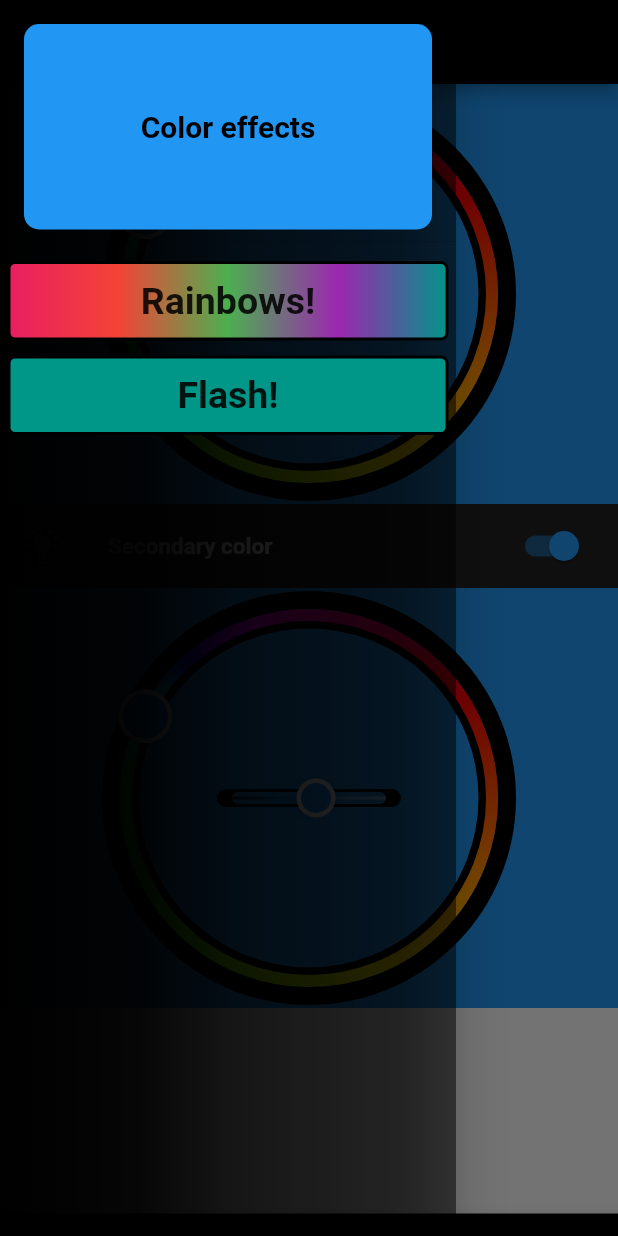
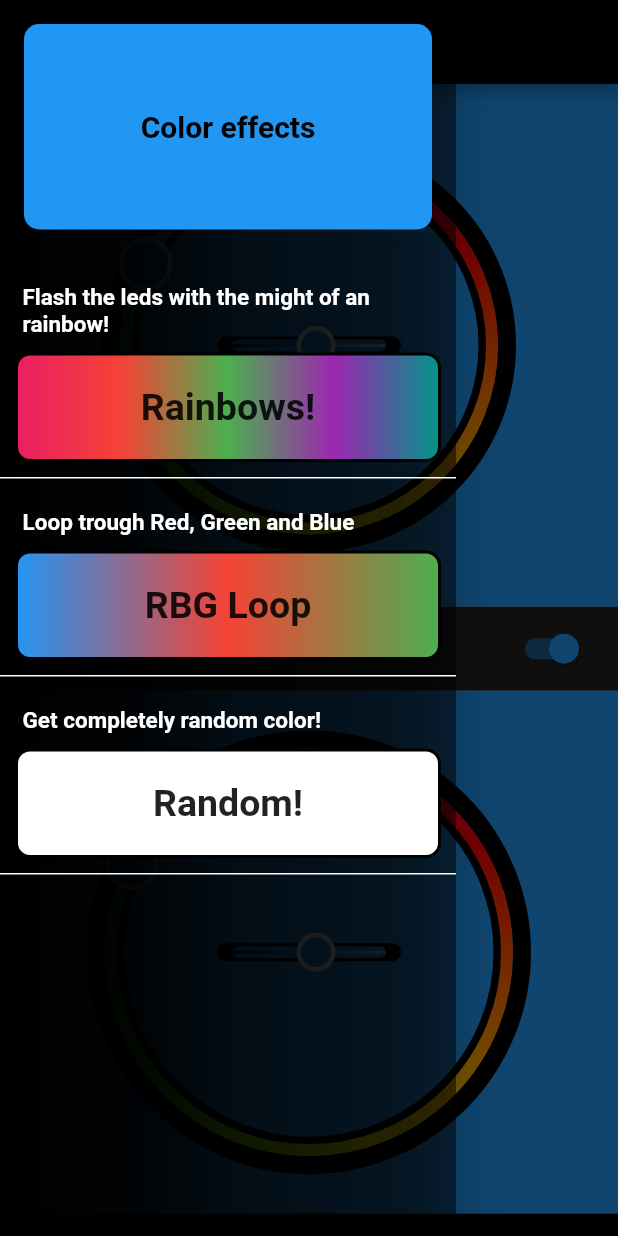
Before and after one commit to Oetoekkae/RGB-Led, a Flutter app: the screen it shows after launch, with the side drawer open, on a phone screen of 412 x 824 dp. Run offline on Flutter 3.47's test engine with Material 2 defaults, Android fonts, the light colour scheme and no system bars; our stand-ins replace connectivity, hex; missing offline and left inert: dart:ffi.

Commit message:
Final changes
UI polishing and led effects

```diff
--- a/Android-App/rgbled_wifi/lib/UI/flutter_circle_color_picker.dart
+++ b/Android-App/rgbled_wifi/lib/UI/flutter_circle_color_picker.dart
@@ -311,7 +311,7 @@ class _HuePickerState extends State<_HuePicker> with TickerProviderStateMixin {
               animation: _offset,
               builder: (context, child) {
                 return Positioned(
-                  left: _offset.value.dx ,
+                  left: _offset.value.dx,
                   top: _offset.value.dy,
                   child: child,
                 );
--- a/Android-App/rgbled_wifi/lib/UI/my_button.dart
+++ b/Android-App/rgbled_wifi/lib/UI/my_button.dart
@@ -2,11 +2,12 @@ import 'dart:ffi';
 
 import 'package:flutter/cupertino.dart';
 import 'package:flutter/material.dart';
+import 'package:flutter/foundation.dart';
 
 class MyButton extends StatelessWidget{
 
   final String _name;
-  final bool rainbow;
+  String color;
   final VoidCallback _onTap;
   final List<Color> _colors = [
     Colors.pink,
@@ -16,16 +17,16 @@ class MyButton extends StatelessWidget{
     Colors.teal
   ];
 
-  MyButton( this._name, this.rainbow, this._onTap);
+  MyButton( this._name, this._onTap, [this.color]);
 
   @override
   Widget build(BuildContext context) {
     return Container(
-      padding: const EdgeInsets.all(10),
-      margin: const EdgeInsets.all(5),
+      padding: const EdgeInsets.all(20),
+      margin: const EdgeInsets.all(10),
       decoration: BoxDecoration(
         gradient: LinearGradient(
-          colors: rainbow == true ? _colors:[Colors.teal, Colors.teal],
+          colors: getColor(this.color),
 
 
         ),
@@ -35,7 +36,7 @@ class MyButton extends StatelessWidget{
             width: 2,
             color: Colors.black
         ),
-        borderRadius: BorderRadius.all(Radius.circular(5)),
+        borderRadius: BorderRadius.all(Radius.circular(10)),
       ),
         child: new InkWell(
               onTap: () => _onTap(),
@@ -51,3 +52,28 @@ class MyButton extends StatelessWidget{
 
 
 }
+
+List<Color> getColor(String widgetId) {
+  switch (widgetId) {
+    case "rainbow":
+      return [
+        Colors.pink,
+        Colors.red,
+        Colors.green,
+        Colors.purple,
+        Colors.teal
+      ];
+    case "rgb":
+      return [
+        Colors.blue,
+        Colors.red,
+        Colors.green
+
+      ];
+    default:
+      return [
+        Colors.white,
+        Colors.white
+      ];
+  }
+}
--- a/Android-App/rgbled_wifi/lib/main.dart
+++ b/Android-App/rgbled_wifi/lib/main.dart
@@ -1,9 +1,6 @@
 import 'package:flutter/material.dart';
 import 'package:flutter/services.dart';
-import 'package:rgbled_wifi/pages/wifi_page.dart';
-import 'package:rgbled_wifi/pages/wifi_connect_page.dart';
 import 'package:rgbled_wifi/pages/main_pageV2.dart';
-import './pages/landing_page.dart';
 import 'package:connectivity/connectivity.dart';
 
 void main(){
--- a/Android-App/rgbled_wifi/lib/pages/main_pageV2.dart
+++ b/Android-App/rgbled_wifi/lib/pages/main_pageV2.dart
@@ -1,13 +1,15 @@
 import 'package:flutter/services.dart';
+import 'package:flutter/widgets.dart';
 import 'package:hex/hex.dart';
 import 'package:flutter/material.dart';
 import 'package:http/http.dart';
 import 'package:flutter/painting.dart';
-//import 'package:flutter_circle_color_picker/flutter_circle_color_picker.dart';
 import 'package:rgbled_wifi/UI/flutter_circle_color_picker.dart';
 import 'package:rgbled_wifi/UI/my_button.dart';
 import 'package:rgbled_wifi/UI/secondary_light_switch.dart';
 import 'package:rgbled_wifi/UI/customicons/bulb_icons_icons.dart';
+import 'package:flutter/foundation.dart';
+
 
 
 const String A = "0123456789abcdef";
@@ -63,8 +65,11 @@ class MainPageV2State extends State<MainPageV2> {
                       ),
                       child: Container(
                         decoration: BoxDecoration(
-                          color: Colors.blue,
-                          borderRadius: BorderRadius.all(Radius.circular(10))
+                          borderRadius: BorderRadius.all(Radius.circular(10)),
+                          gradient: LinearGradient(
+                            stops: _secondaryLed == true ? [0, 0.7] : [0],
+                            colors: _secondaryLed == true ? [_bgColor, _bgColorSec] : [_bgColor]
+                          )
                         ),
                         child: Center(
                           child: Text(
@@ -74,8 +79,88 @@ class MainPageV2State extends State<MainPageV2> {
                         ),
                       ),
                     ),
-                    MyButton("Rainbows!", true, () => _makeRequest(host, '/RAINBOW!')),
-                    MyButton("Flash!", false, () => print("BUTTONS!")),
+                    Container(
+                      padding: const EdgeInsets.only(top: 20),
+                      decoration: BoxDecoration(
+                          border: Border(
+                              bottom: BorderSide(
+                                  color: Colors.white,
+                                  width: 1
+                              )
+                          )
+                      ),
+                      child: Column(
+                        children: <Widget>[
+                          Container(
+                            padding: EdgeInsets.only(left: 15),
+                            child: Align(
+                              alignment: Alignment.centerLeft,
+                              widthFactor: 10,
+                              child: Text(
+                                "Flash the leds with the might of an rainbow!",
+                                style: TextStyle(fontSize: 15, fontWeight: FontWeight.bold, color: Colors.white),
+                              ),
+                            ),
+                          ),
+                          MyButton("Rainbows!",
+                                  () => _makeRequest(host, '/Rainbow'),  "rainbow"),
+                        ],
+                      ),
+                    ),
+                    Container(
+                      padding: const EdgeInsets.only(top: 20),
+                      decoration: BoxDecoration(
+                          border: Border(
+                              bottom: BorderSide(
+                                  color: Colors.white,
+                                  width: 1
+                              )
+                          )
+                      ),
+                      child: Column(
+                        children: <Widget>[
+                          Container(
+                            padding: EdgeInsets.only(left: 15),
+                            child: Align(
+                              alignment: Alignment.centerLeft,
+                              widthFactor: 10,
+                              child: Text(
+                                "Loop trough Red, Green and Blue",
+                                style: TextStyle(fontSize: 15, fontWeight: FontWeight.bold, color: Colors.white),
+                              ),
+                            ),
+                          ),
+                          MyButton("RBG Loop", () => _makeRequest(host, '/LOOPRGB!'), "rgb"),
+                        ]
+                      ),
+                    ),
+                    Container(
+                      padding: const EdgeInsets.only(top: 20),
+                      decoration: BoxDecoration(
+                          border: Border(
+                              bottom: BorderSide(
+                                  color: Colors.white,
+                                  width: 1
+                              )
+                          )
+                      ),
+                      child: Column(
+                        children: <Widget>[
+                          Container(
+                            padding: EdgeInsets.only(left: 15),
+                            child: Align(
+                              alignment: Alignment.centerLeft,
+                              widthFactor: 10,
+                              child: Text(
+                                "Get completely random color!",
+                                style: TextStyle(fontSize: 15, fontWeight: FontWeight.bold, color: Colors.white),
+                              ),
+                            ),
+                          ),
+                          MyButton("Random!", () => _makeRequest(host, '/random')),
+                        ],
+                      ),
+                    ),
                   ],
                 ),
               ),
@@ -85,7 +170,8 @@ class MainPageV2State extends State<MainPageV2> {
           body: new Column(
             crossAxisAlignment: CrossAxisAlignment.stretch,
             children: <Widget>[
-              Container(
+              Expanded(
+                child: Container(
                   decoration: BoxDecoration(
                       color: _bgColor,
                   ),
@@ -101,6 +187,7 @@ class MainPageV2State extends State<MainPageV2> {
                       //size: const Size(290, 290),
                       strokeWidth: 4,
                       thumbSize: 36,
+                    ),
                   ),
                 ),
               ),
@@ -124,7 +211,8 @@ class MainPageV2State extends State<MainPageV2> {
                     ],
                   ),
                 ),
-              Container(
+              _secondaryLed == true ? Expanded(
+                child: Container(
                   decoration: BoxDecoration(
                     color: _bgColorSec,
                   ),
@@ -136,10 +224,40 @@ class MainPageV2State extends State<MainPageV2> {
                         _request(color, 1);
                       });
                     },
+                    size: const Size(300, 300),
+                    strokeWidth: 4,
+                    thumbSize: 36,
+                  ),
+                ),
+              ),
+              ): Expanded(
+                child: Stack(
+                    children: <Widget>[
+                      Center(
+                        child: CircleColorPicker(
+                          initialColor: Colors.blue,
+                          onChanged: (color) {
+                            setState(() {
+                              _request(color, 1);
+                            });
+                          },
                           //size: const Size(300, 300),
                           strokeWidth: 4,
                           thumbSize: 36,
                         ),
+                      ),
+                      Container(
+                        color: Colors.black87  ,
+                        child: Center(
+                          child: Container(
+                            padding: EdgeInsets.all(25),
+                            child: Text("Turn on the second led to control it",
+                              style: TextStyle(fontSize: 30, fontWeight: FontWeight.bold, color: Colors.white),
+                            ),
+                          ),
+                        ),
+                      ),
+                    ]
                 ),
               ),
             ],
@@ -199,14 +317,14 @@ void getResponse(Response response) {
   print("Done, " + response.body);
 }
 
-List<Widget> spawnButtons(int ammount) {
+/*List<Widget> spawnButtons(int ammount) {
   List<Widget> buttons = [];
-  buttons.add(MyButton("Rainbows!", true, () => _makeRequest(host, '/RAINBOW!')));
+  buttons.add(MyButton("Rainbows!", "rainbows", () => _makeRequest(host, '/RAINBOW!')));
   for(int i = 0; i<ammount;i++) {
-    buttons.add(MyButton("Button " + (i+1).toString(), false, () => print("not this")));
+    buttons.add(MyButton("Button " + (i+1).toString(), "" () => print("not this")));
   }
   return buttons;
-}
+}*/
 
 void activateSecondary(bool onOff) {
   print("Jotain tpahtui");
```
Also changed, not shown: Android-App/rgbled_wifi/lib/UI/wifi_connect_btn.dart (deleted, +0 -27 lines), Android-App/rgbled_wifi/lib/UI/wifi_list.dart (deleted, +0 -34 lines), Android-App/rgbled_wifi/lib/UI/wifi_title.dart (deleted, +0 -28 lines), Android-App/rgbled_wifi/lib/pages/landing_page.dart (deleted, +0 -23 lines), Android-App/rgbled_wifi/lib/pages/main_page.dart (deleted, +0 -126 lines), Android-App/rgbled_wifi/lib/pages/wifi_connect_page.dart (deleted, +0 -39 lines), Android-App/rgbled_wifi/lib/pages/wifi_page.dart (deleted, +0 -23 lines), Android-App/rgbled_wifi/pubspec.yaml (+0 -7 lines), Android-App/rgbled_wifi/assets/images/BlankBulb.png (deleted), Android-App/rgbled_wifi/assets/images/BlankBulb_small.png (deleted), Android-App/rgbled_wifi/assets/images/RainbowBulb.png (deleted), Android-App/rgbled_wifi/assets/images/RainbowBulb_small.png (deleted), Android-App/rgbled_wifi/assets/images/colorWheel.png (deleted), 1 other file. Lines whose indentation alone changed are shown as unchanged.
